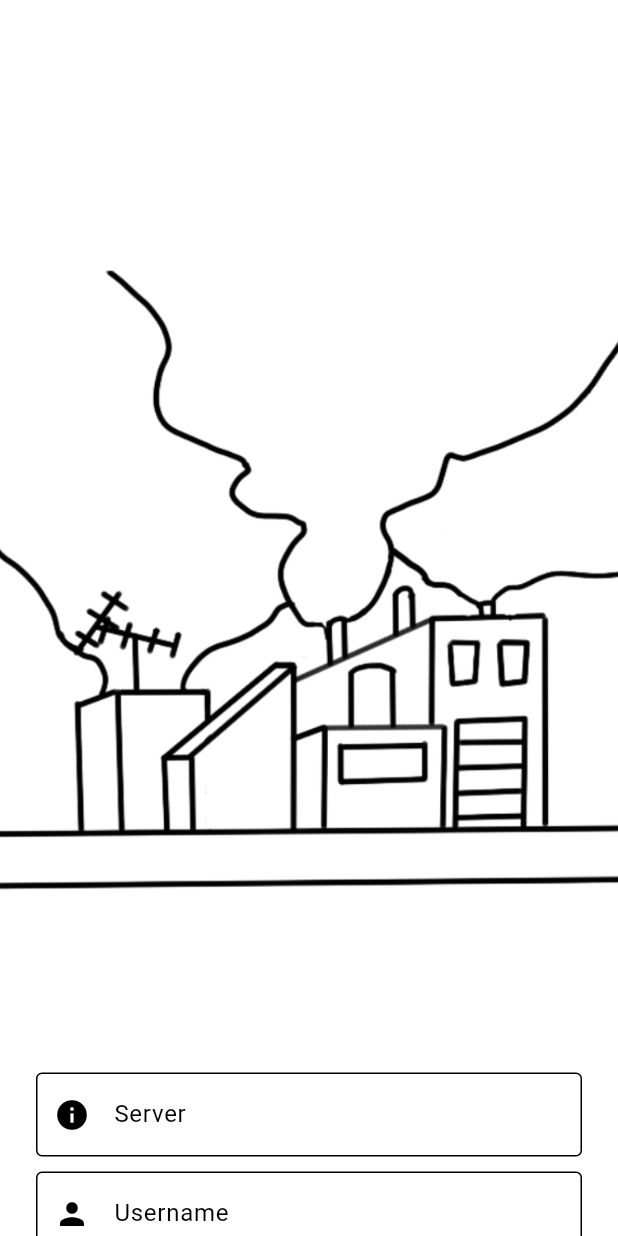
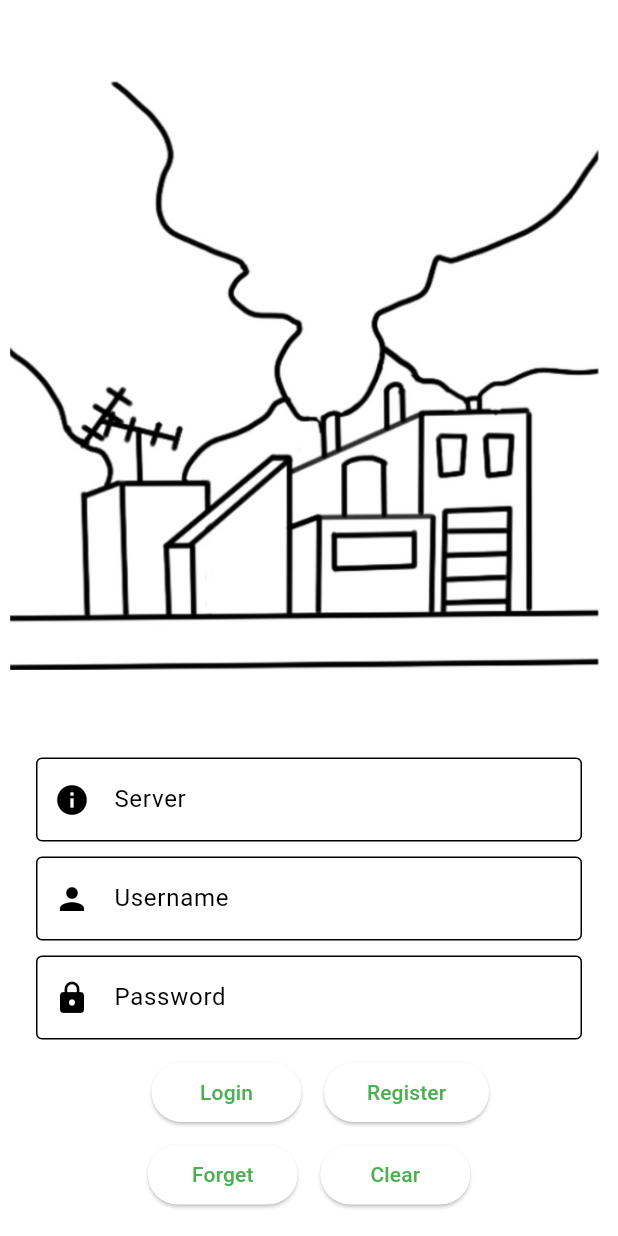
Before and after one commit to neko0xff/2023_schoolResearch_ClientApp, a Flutter app: the screen it shows after launch, on a phone screen of 412 x 824 dp. Run offline on Flutter 3.47's test engine with Material 3 defaults, Android fonts, the phone set to English and light mode, and no system bars; our stand-ins replace fl_chart, pdf, printing, share_plus, shared_preferences; missing offline and left inert: local_notifier, pwa_install, syncfusion_flutter_pdfviewer.

Commit message:
20231127 update3

```diff
--- a/src/viewapp_v2_1/lib/main.dart
+++ b/src/viewapp_v2_1/lib/main.dart
@@ -24,7 +24,7 @@ class viewAppMain extends StatelessWidget {
   Widget build(BuildContext context) {
     return MaterialApp(
         debugShowCheckedModeBanner: false,
-        title: "View App v1.1",
+        title: "View App v2.1",
         theme: ThemeData(
           useMaterial3: true,
           colorScheme: ColorScheme.fromSwatch(
--- a/src/viewapp_v2_1/lib/pages/user/login.dart
+++ b/src/viewapp_v2_1/lib/pages/user/login.dart
@@ -35,7 +35,6 @@ class InputGet extends StatelessWidget {
       child: Column(
         children: <Widget>[
           wallpaperLogin(),
-          const SizedBox(height: 10.0),
           const LoginStr(),
           const SizedBox(height: 10.0),
           const btnView(),
--- a/src/viewapp_v2_1/lib/pages/widget/wallpaper.dart
+++ b/src/viewapp_v2_1/lib/pages/widget/wallpaper.dart
@@ -10,7 +10,7 @@ class wallpaperLogin extends StatelessWidget {
     return Image.asset(
       wallpaper_path,
       width: 1500.0,
-      height: 700.0,
+      height: 500.0,
       fit: BoxFit.contain,
     );
   }
```
Also changed, not shown: src/viewapp_v2_1/assets/images/wallpaper001.png.
